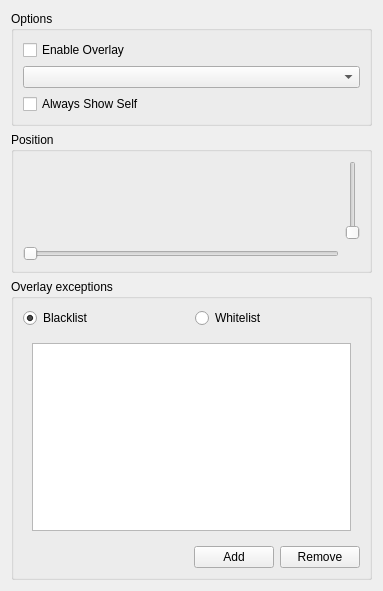
mumble-voip/mumble, file src/mumble/Overlay.ui: the form before one commit.
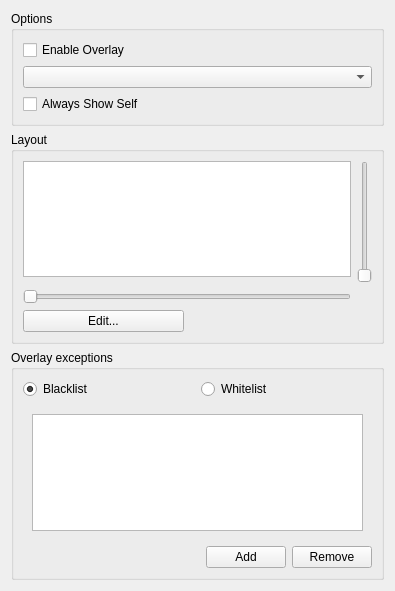
The form after the commit.

Commit message: Move userhandling directly to OverlayUserGroup

```diff
--- a/src/mumble/Overlay.ui
+++ b/src/mumble/Overlay.ui
@@ -6,7 +6,7 @@
    <rect>
     <x>0</x>
     <y>0</y>
-    <width>383</width>
+    <width>395</width>
     <height>591</height>
    </rect>
   </property>
@@ -62,7 +62,7 @@
    <item>
     <widget class="QGroupBox" name="qgbPosition">
      <property name="title">
-      <string>Position</string>
+      <string>Layout</string>
      </property>
      <layout class="QGridLayout">
       <item row="0" column="2" rowspan="2">
@@ -97,6 +97,38 @@
         </property>
        </widget>
       </item>
+      <item row="0" column="0" colspan="2">
+       <widget class="QGraphicsView" name="qgvView"/>
+      </item>
+      <item row="3" column="0">
+       <widget class="QPushButton" name="qpbEdit">
+        <property name="sizePolicy">
+         <sizepolicy hsizetype="Minimum" vsizetype="Fixed">
+          <horstretch>0</horstretch>
+          <verstretch>0</verstretch>
+         </sizepolicy>
+        </property>
+        <property name="text">
+         <string>Edit...</string>
+        </property>
+       </widget>
+      </item>
+      <item row="3" column="1" colspan="2">
+       <spacer name="horizontalSpacer">
+        <property name="orientation">
+         <enum>Qt::Horizontal</enum>
+        </property>
+        <property name="sizeType">
+         <enum>QSizePolicy::Expanding</enum>
+        </property>
+        <property name="sizeHint" stdset="0">
+         <size>
+          <width>40</width>
+          <height>20</height>
+         </size>
+        </property>
+       </spacer>
+      </item>
      </layout>
     </widget>
    </item>
```
The commit also changes 2 other files.
